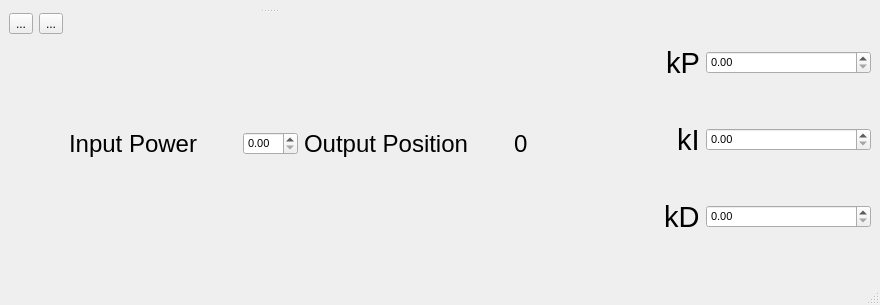
Old version of the form src/qudi/gui/LAC_PID/ui_LAC_PID_gui.ui in the repository trezitorul/qudi-Purdue-modules.
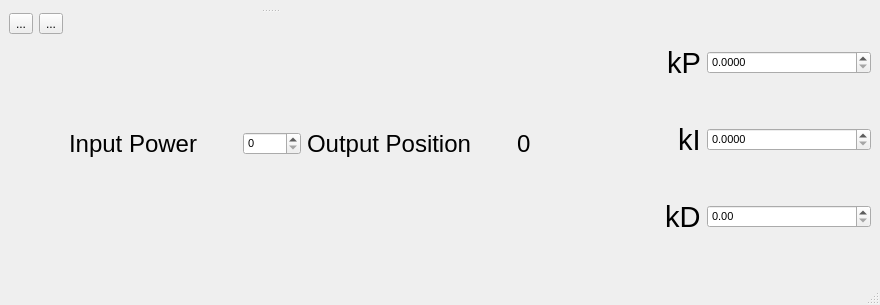
New version of the form. Icons and pictures are not drawn.

Commit message: Updated the power meter to have a multiplication factor that is read from the config file. I also updated the LAC GUI to handle the power ranges needed.

```diff
--- a/src/qudi/gui/LAC_PID/ui_LAC_PID_gui.ui
+++ b/src/qudi/gui/LAC_PID/ui_LAC_PID_gui.ui
@@ -102,6 +102,12 @@
                   <pointsize>8</pointsize>
                  </font>
                 </property>
+                <property name="decimals">
+                 <number>0</number>
+                </property>
+                <property name="maximum">
+                 <double>10000.000000000000000</double>
+                </property>
                </widget>
               </item>
              </layout>
@@ -193,6 +199,9 @@
             <pointsize>8</pointsize>
            </font>
           </property>
+          <property name="decimals">
+           <number>4</number>
+          </property>
          </widget>
         </item>
        </layout>
@@ -218,6 +227,9 @@
             <pointsize>8</pointsize>
            </font>
           </property>
+          <property name="decimals">
+           <number>4</number>
+          </property>
          </widget>
         </item>
        </layout>
```
Left out of the diff: 4 changed lines with no effect on the pictures. The commit also changes 2 other files.
